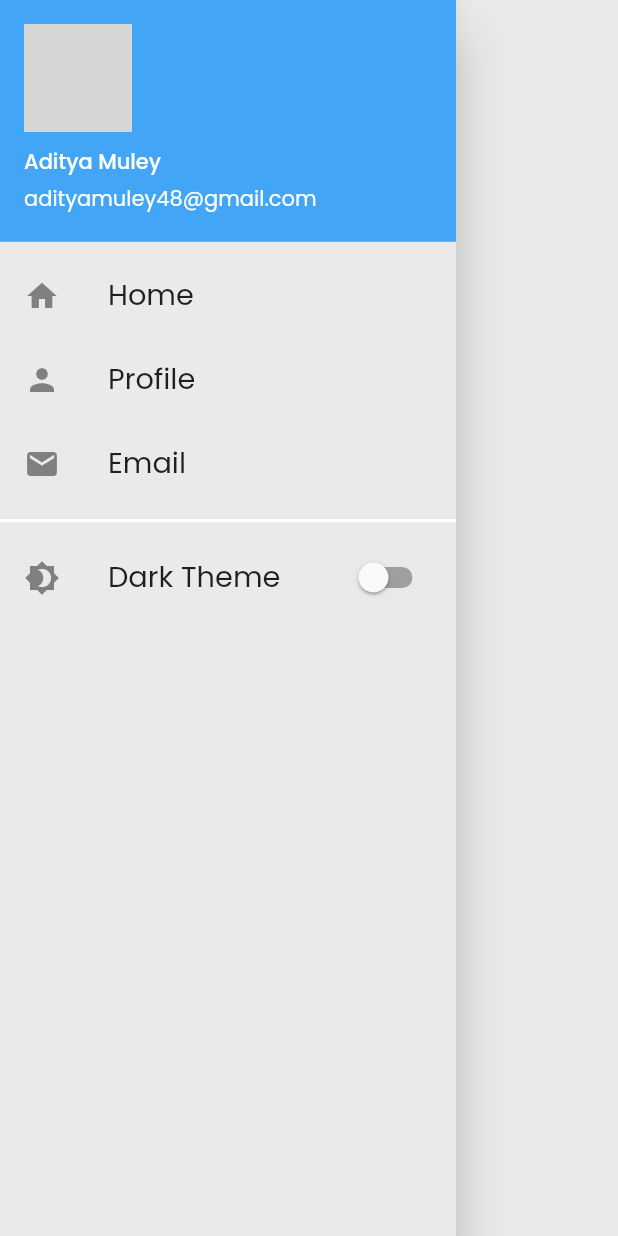
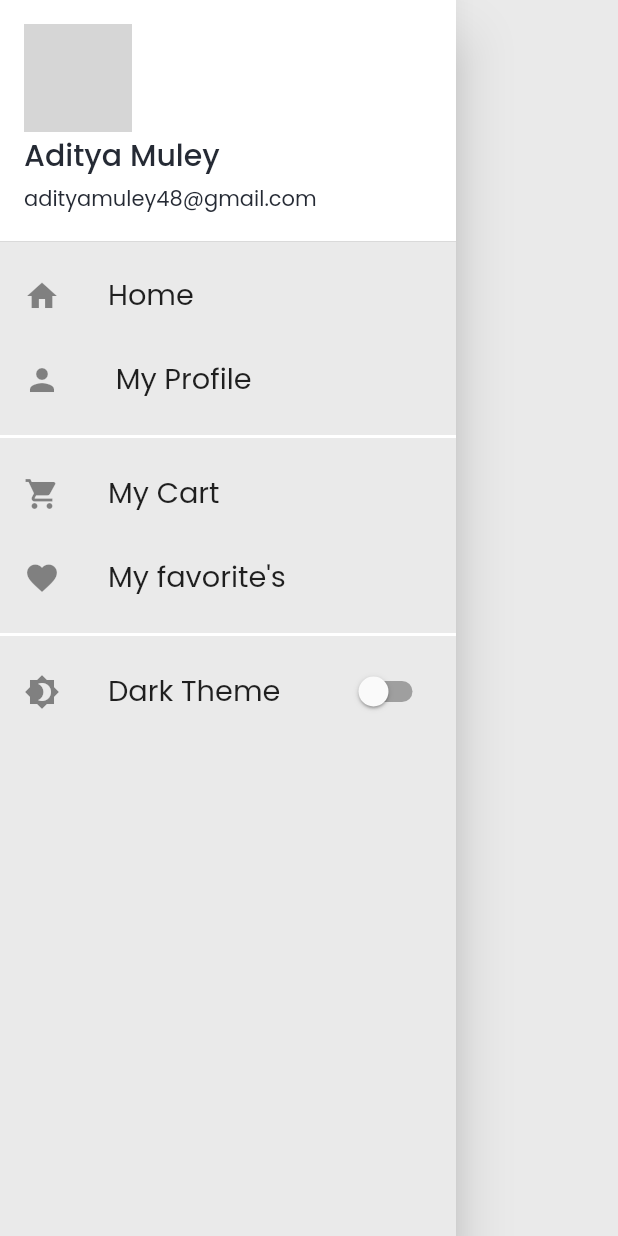
Before and after one commit to adityamuley29/FlutterCatalog, a Flutter app: the MyDrawer widget shown alone on an empty page, opened directly, on a phone screen of 412 x 824 dp. Run offline on Flutter 3.47's test engine with Material 2 defaults, Android fonts, the phone set to English and light mode, and no system bars; our stand-ins replace google_fonts, velocity_x; network calls fail; grey boxes are pictures that could not be loaded.

Commit message:
day20 completed

```diff
--- a/lib/main.dart
+++ b/lib/main.dart
@@ -2,6 +2,7 @@ import 'package:flutter/material.dart';
 import 'screens/homePage.dart';
 import 'screens/loginPage.dart';
 import 'screens/cartPage.dart';
+import 'screens/favoritesPage.dart';
 import 'utils/routes.dart';
 import 'widgets/theams.dart';
 
@@ -25,6 +26,7 @@ class MyApp extends StatelessWidget {
         MyRoutes.homeRoute: (context) => HomePage(),
         MyRoutes.loginRoute: (context) => LogIn(),
         MyRoutes.cartRoute: (context) => Cart(),
+        MyRoutes.myFavoriteRoute: (context) => MyFavoritesPage(),
       },
     );
   }
--- a/lib/screens/home_detail_page.dart
+++ b/lib/screens/home_detail_page.dart
@@ -39,7 +39,7 @@ class HomeDetailPage extends StatelessWidget {
                   fontSize: 16,
                 ),
               ),
-              color: MyTheme.blueColor,
+              color: Theme.of(context).buttonColor,
               shape: RoundedRectangleBorder(
                 borderRadius: BorderRadius.circular(4),
               ),
--- a/lib/utils/routes.dart
+++ b/lib/utils/routes.dart
@@ -3,5 +3,6 @@ class MyRoutes {
   static String homeRoute = "/home";
   static String homeDetailsRoute = "/detail";
   static String cartRoute = "/cart";
+  static String myFavoriteRoute = "/myFavorite";
 
 }
--- a/lib/widgets/drawer.dart
+++ b/lib/widgets/drawer.dart
@@ -1,6 +1,8 @@
 import 'package:flutter/material.dart';
 import 'package:flutter/cupertino.dart';
 import 'package:flutter_catalog/widgets/theams.dart';
+import '../screens/favoritesPage.dart';
+import '../screens/cartPage.dart';
 
 class MyDrawer extends StatelessWidget {
   const MyDrawer({Key key}) : super(key: key);
@@ -17,10 +19,17 @@ class MyDrawer extends StatelessWidget {
             DrawerHeader(
               padding: EdgeInsets.zero,
               child: UserAccountsDrawerHeader(
-                decoration: BoxDecoration(color: Colors.blue[400]),
+                decoration: BoxDecoration(color: Theme.of(context).cardColor),
                 margin: EdgeInsets.zero,
-                accountName: Text("Aditya Muley"),
-                accountEmail: Text("adityamuley48@gmail.com"),
+                accountName: Text(
+                  "Aditya Muley",
+                  style: TextStyle(
+                      color: Theme.of(context).accentColor, fontSize: 20),
+                ),
+                accountEmail: Text(
+                  "adityamuley48@gmail.com",
+                  style: TextStyle(color: Theme.of(context).accentColor),
+                ),
                 currentAccountPicture: CircleAvatar(
                   backgroundImage: NetworkImage(profileImageUrl),
                 ),
@@ -42,19 +51,44 @@ class MyDrawer extends StatelessWidget {
                 // color: Colors.white,
               ),
               title: Text(
-                "Profile",
+                " My Profile",
                 textScaleFactor: 1.2,
               ),
             ),
+            Divider(
+              height: 20,
+              thickness: 2,
+              color: Theme.of(context).cardColor,
+            ),
             ListTile(
               leading: Icon(
-                Icons.mail,
+                Icons.shopping_cart,
                 // color: Colors.white,
               ),
               title: Text(
-                "Email",
+                "My Cart",
                 textScaleFactor: 1.2,
               ),
+              onTap: () => Navigator.push(
+                  context,
+                  MaterialPageRoute(
+                    builder: (context) => Cart(),
+                  )),
+            ),
+            ListTile(
+              leading: Icon(
+                Icons.favorite,
+                // color: Colors.white,
+              ),
+              title: Text(
+                "My favorite's",
+                textScaleFactor: 1.2,
+              ),
+              onTap: () => Navigator.push(
+                  context,
+                  MaterialPageRoute(
+                    builder: (context) => MyFavoritesPage(),
+                  )),
             ),
             Divider(
               height: 20,
--- a/lib/widgets/home_widgets/catalog_list.dart
+++ b/lib/widgets/home_widgets/catalog_list.dart
@@ -99,7 +99,7 @@ class CatalogItem extends StatelessWidget {
                       RaisedButton(
                         onPressed: () {},
                         child: Text(
-                          "Add",
+                          "Add",style: TextStyle(color: Theme.of(context).canvasColor),
                         ),
                         color: Theme.of(context).buttonColor,
                         shape: RoundedRectangleBorder(
--- a/lib/widgets/theams.dart
+++ b/lib/widgets/theams.dart
@@ -8,7 +8,7 @@ class MyTheme {
         // Light Theam Colors below
         canvasColor: MyTheme.creamColor,
         cardColor: Colors.white,
-        buttonColor:Color(0xff00adb5),
+        buttonColor:Colors.blue,
         accentColor: MyTheme.blackColor,
 
 
```
Also changed, not shown: lib/screens/cartPage.dart (+21 -0 lines), lib/screens/favoritesPage.dart (added, +20 -0 lines), lib/screens/homePage.dart (+10 -12 lines).
